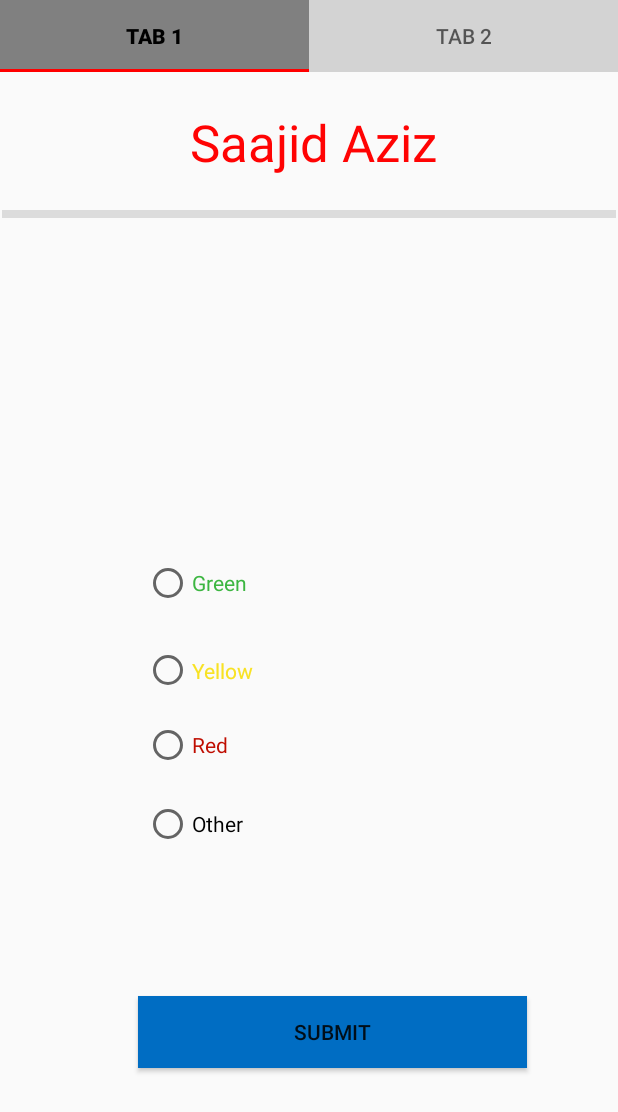
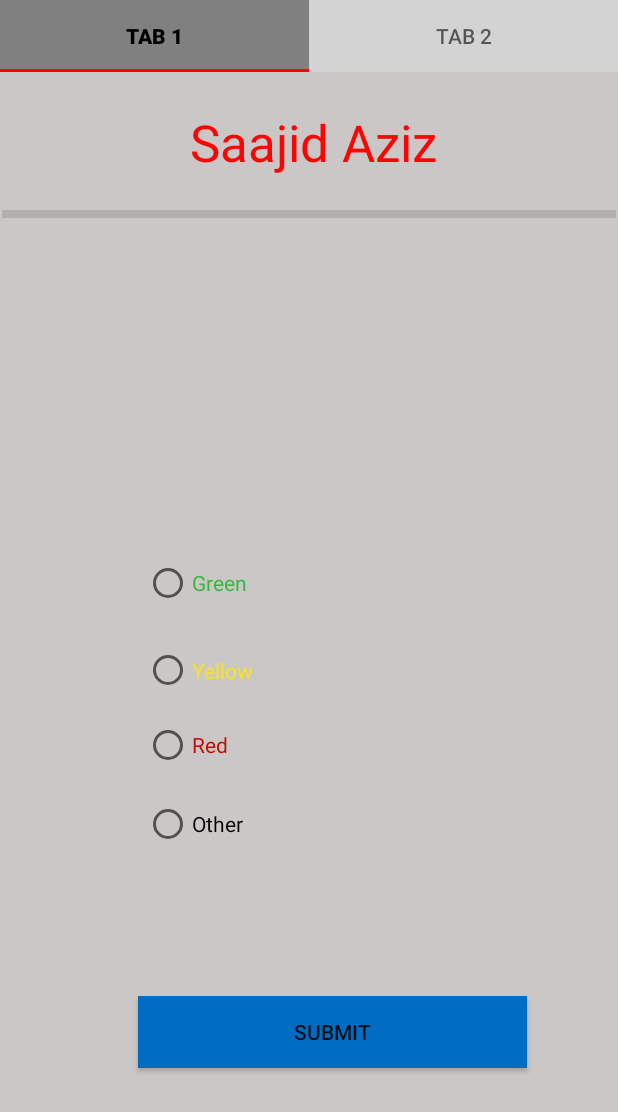
Before and after one commit to SaajidAziz5756/TabsLayoutLab, an Android app: the screen it shows after launch (SaajidMainActivity), on a phone screen of 412 x 824 dp. Shown: the top 1112 px of the screen. Run offline under Robolectric (Android 15) with nearby library versions, the phone set to English and light mode, and no system bars.

Commit message:
Update fragment_home.xml

```diff
--- a/SaajidLab6/src/main/res/layout/fragment_home.xml
+++ b/SaajidLab6/src/main/res/layout/fragment_home.xml
@@ -4,6 +4,7 @@
     xmlns:tools="http://schemas.android.com/tools"
     android:layout_width="match_parent"
     android:layout_height="match_parent"
+    android:background="#CCC7C7"
     android:gravity="center"
     android:orientation="vertical">
 
```
